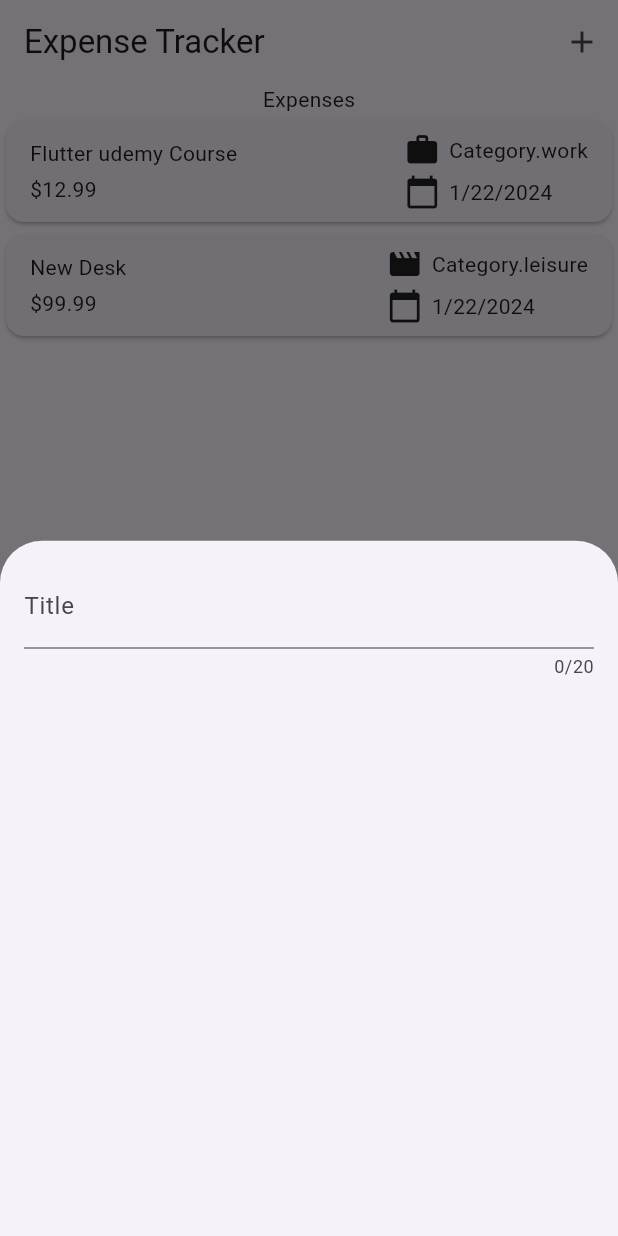
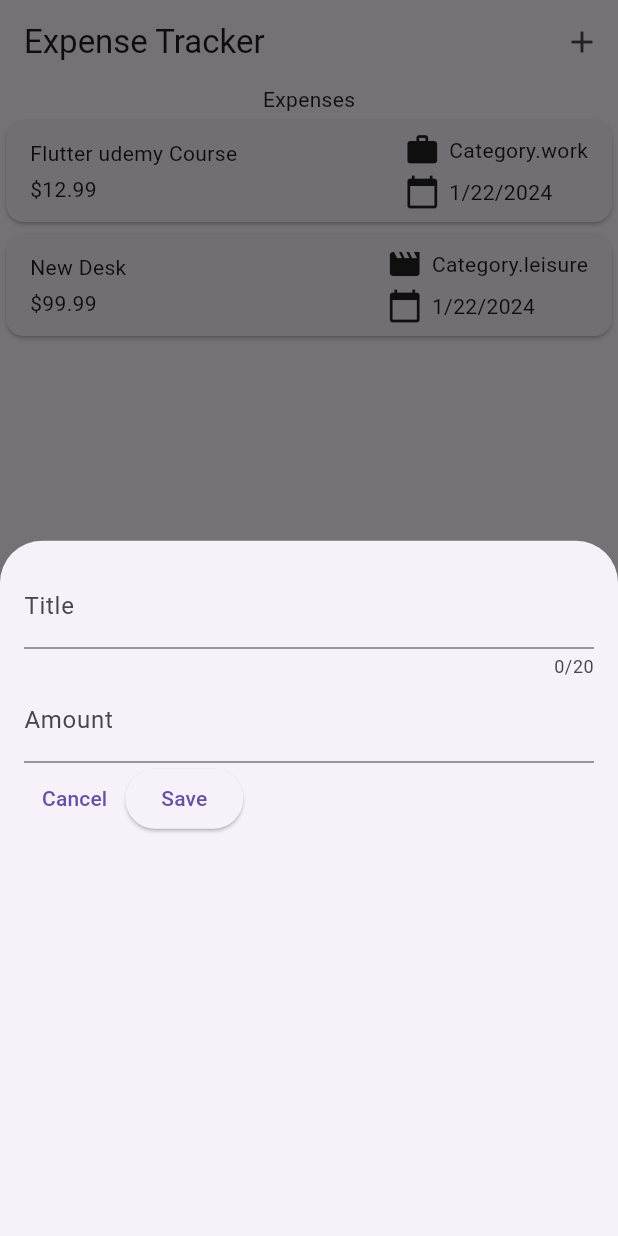
Before and after one commit to taufiqelahi/Udemy_Flutter_Section5, a Flutter app: the screen it shows after launch, after a tap on the "add" icon, on a phone screen of 412 x 824 dp. Run offline on Flutter 3.47's test engine with Material 3 defaults, Android fonts, the phone set to English and light mode, and no system bars.

Commit message:
added text controller and buttons

```diff
--- a/lib/component/bottom_sheet_items.dart
+++ b/lib/component/bottom_sheet_items.dart
@@ -9,19 +9,38 @@ class BottomSheetItems extends StatefulWidget {
 }
 
 class _BottomSheetItemsState extends State<BottomSheetItems> {
+  TextEditingController _titleController = TextEditingController();
+  TextEditingController _amountController = TextEditingController();
   @override
   Widget build(BuildContext context) {
-    return const Padding(
-      padding: EdgeInsets.all(16),
+    return  Padding(
+      padding: const EdgeInsets.all(16),
       child: Column(
         children: [
           TextField(
+            controller: _titleController,
             maxLength: 20,
-            decoration: InputDecoration(
+            decoration: const InputDecoration(
               labelText: 'Title',
 
             ),
           ),
+          TextField(
+            controller: _amountController,
+           keyboardType: TextInputType.number,
+            decoration: const InputDecoration(
+              labelText: 'Amount',
+              prefixText: '\$',
+
+
+            ),
+          ),
+          Row(
+            children: [
+              TextButton(onPressed: (){}, child: const Text('Cancel')),
+              ElevatedButton(onPressed: (){}, child: const Text('Save'))
+            ],
+          )
         ],
       ),
     );
```
